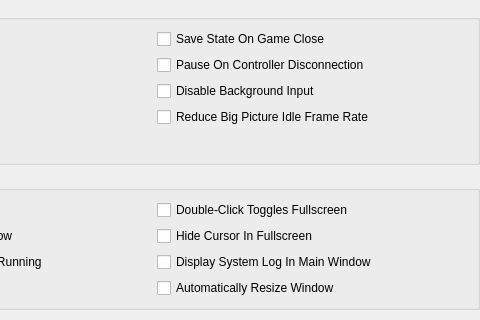
The window that src/duckstation-qt/interfacesettingswidget.ui (stenzek/duckstation) describes before a commit, drawn with Qt 5; both pictures show x 172 to 652 and y 0 to 320 of the 652 by 572 pixel window.
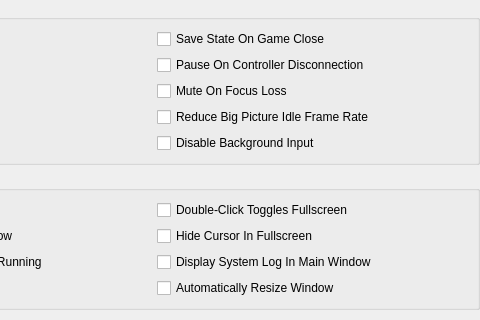
The same window after the commit. Icons and pictures are not drawn.

Commit message: Qt: Add 'Mute On Focus Loss' option

```diff
--- a/src/duckstation-qt/interfacesettingswidget.ui
+++ b/src/duckstation-qt/interfacesettingswidget.ui
@@ -65,9 +65,9 @@
        </widget>
       </item>
       <item row="2" column="1">
-       <widget class="QCheckBox" name="disableBackgroundInput">
+       <widget class="QCheckBox" name="muteOnFocusLoss">
         <property name="text">
-         <string>Disable Background Input</string>
+         <string>Mute On Focus Loss</string>
         </property>
        </widget>
       </item>
@@ -92,6 +92,13 @@
         </property>
        </widget>
       </item>
+      <item row="4" column="1">
+       <widget class="QCheckBox" name="disableBackgroundInput">
+        <property name="text">
+         <string>Disable Background Input</string>
+        </property>
+       </widget>
+      </item>
      </layout>
     </widget>
    </item>
```
The commit also changes 9 other files.
